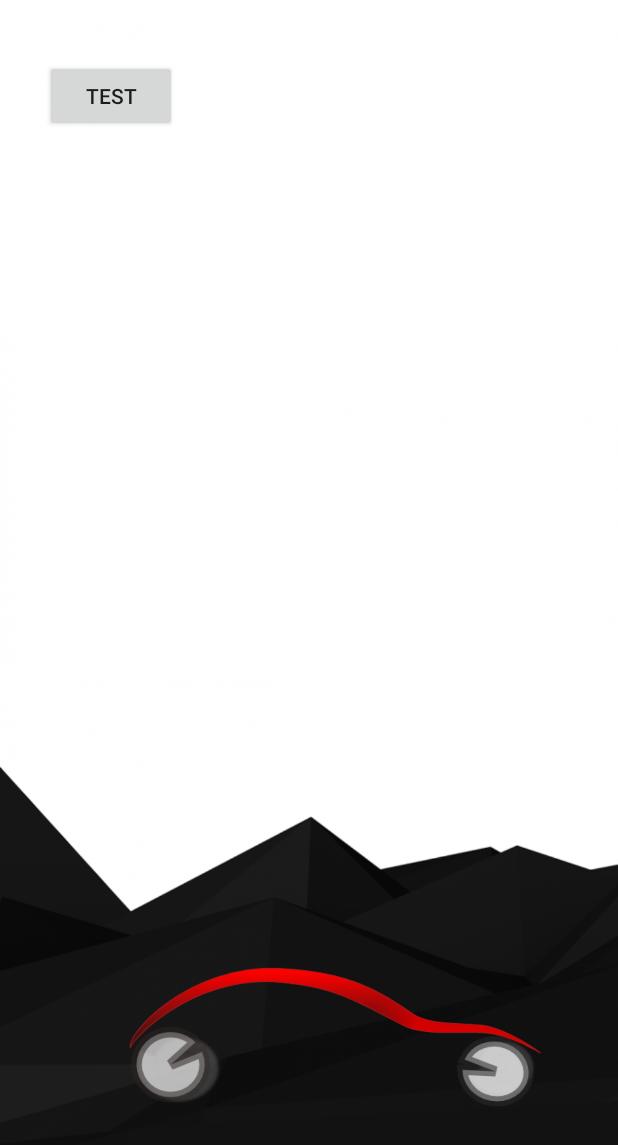
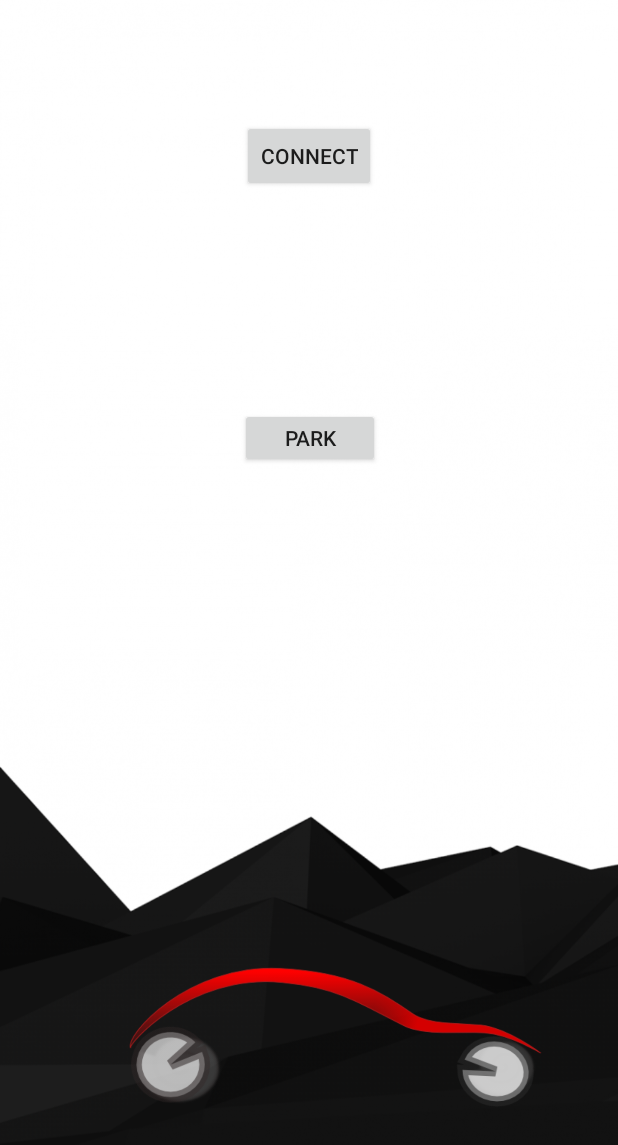
Before and after one commit to DIT112-V19/group-08, an Android app: the layout activity_parking.xml on its own in the app's theme, with its tools: preview values and no code run, on a phone screen of 412 x 824 dp. Shown: the top 1145 px of the screen. Run offline under Robolectric (Android 15) with nearby library versions, the phone set to English and light mode, and no system bars.

```diff
--- a/Project2/app/src/main/java/com/example/project/Parking.java
+++ b/Project2/app/src/main/java/com/example/project/Parking.java
@@ -65,7 +65,7 @@ public class Parking extends AppCompatActivity {
         {
             try
             {
-                btSocket.getOutputStream().write("B".toString().getBytes());
+                btSocket.getOutputStream().write("P".toString().getBytes());
             }
             catch (IOException e)
             {
--- a/Project2/app/src/main/res/layout/activity_parking.xml
+++ b/Project2/app/src/main/res/layout/activity_parking.xml
@@ -24,13 +24,31 @@
         app:srcCompat="@drawable/car" />
 
     <Button
-        android:id="@+id/test"
+        android:id="@+id/connect"
         android:layout_width="wrap_content"
         android:layout_height="wrap_content"
-        android:layout_marginStart="30dp"
-        android:layout_marginLeft="30dp"
-        android:layout_marginTop="40dp"
-        android:text="Test"
+        android:layout_marginStart="160dp"
+        android:layout_marginLeft="160dp"
+        android:layout_marginTop="80dp"
+        android:layout_marginEnd="160dp"
+        android:layout_marginRight="160dp"
+        android:text="Connect"
+        app:layout_constraintEnd_toEndOf="parent"
+        app:layout_constraintStart_toStartOf="parent"
+        app:layout_constraintTop_toTopOf="parent" />
+
+    <Button
+        android:id="@+id/park"
+        android:layout_width="93dp"
+        android:layout_height="40dp"
+        android:layout_marginStart="160dp"
+        android:layout_marginLeft="160dp"
+        android:layout_marginTop="272dp"
+        android:layout_marginEnd="160dp"
+        android:layout_marginRight="160dp"
+        android:text="Park"
+        app:layout_constraintEnd_toEndOf="parent"
+        app:layout_constraintHorizontal_bias="0.0"
         app:layout_constraintStart_toStartOf="parent"
         app:layout_constraintTop_toTopOf="parent" />
 
```
Also changed, not shown: 1 other file.
